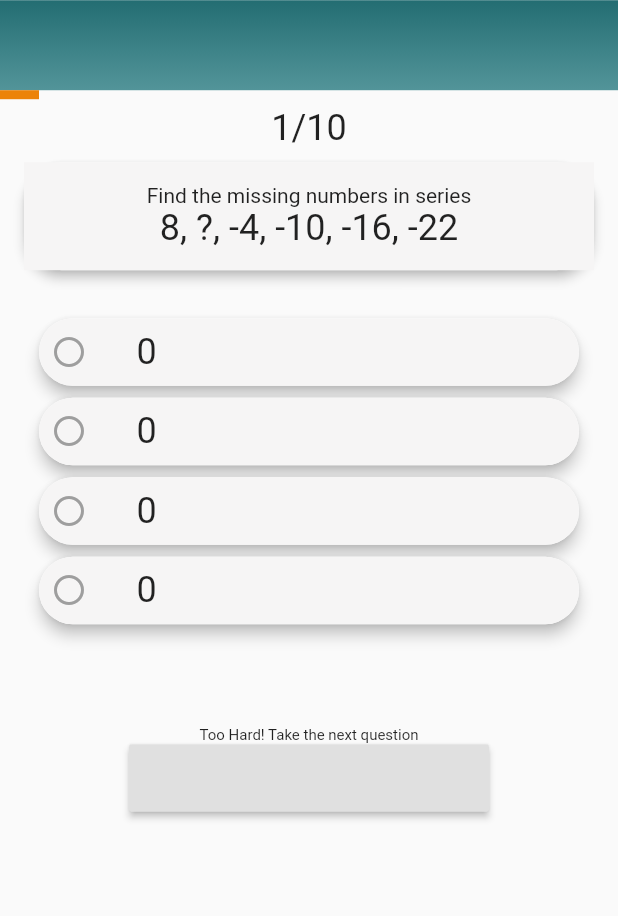
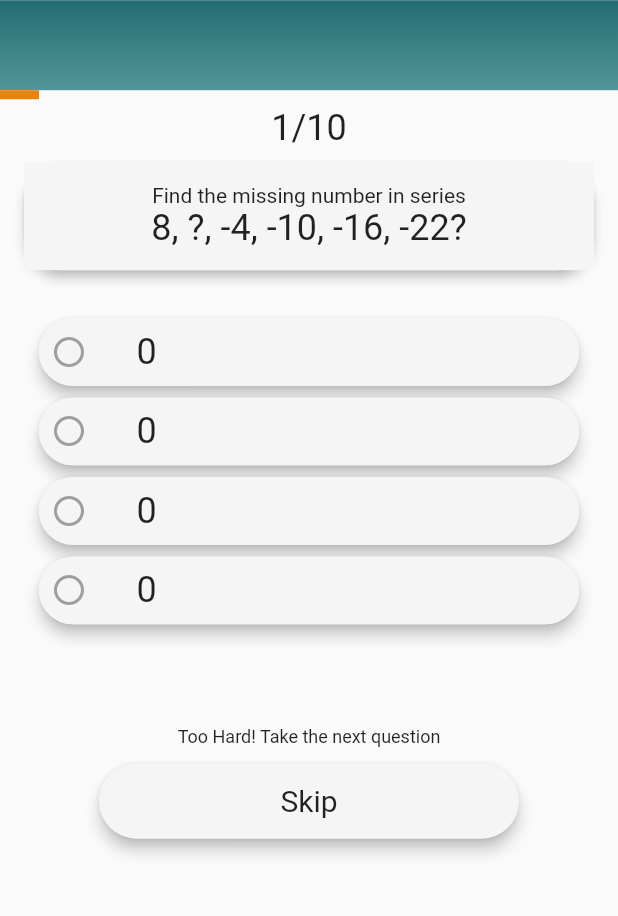
Before and after one commit to archrave/Demo-Quiz-App, a Flutter app: the screen it shows after launch, on a phone screen of 412 x 824 dp, the part 58-974 px from its top. Run offline on Flutter 3.47's test engine with Material 2 defaults, Android fonts, the phone set to English and light mode, and no system bars.

Commit message:
Passed questions from main to homescreen

```diff
--- a/lib/main.dart
+++ b/lib/main.dart
@@ -6,6 +6,21 @@ void main() {
 }
 
 class MyApp extends StatelessWidget {
+  final _questions = const [
+    // This is a list of maps, each map contains two keys here
+    {
+      'questionText1': 'Find the missing number in series',
+      'questionText2': '8, ?, -4, -10, -16, -22?',
+      'answers': [0, -1, -3, -2],
+      'correctAns': -2,
+    },
+    {
+      'questionText1': 'Find the missing number in series',
+      'questionText2': '75, 143, 279, 551, ?, 2183',
+      'answers': [640, 780, 980, 1095],
+      'correctAns': 1095,
+    }
+  ];
   // This widget is the root of your application.
   @override
   Widget build(BuildContext context) {
@@ -19,7 +34,7 @@ class MyApp extends StatelessWidget {
             body1: TextStyle(fontSize: 24),
             body2: TextStyle(fontSize: 14),
           )),
-      home: HomeScreen(),
+      home: HomeScreen(_questions),
     );
   }
 }
--- a/lib/screens/home_screen.dart
+++ b/lib/screens/home_screen.dart
@@ -1,12 +1,27 @@
 import 'package:flutter/material.dart';
 import '../widgets/option_item.dart';
+import '../widgets/question.dart';
 
-class HomeScreen extends StatelessWidget {
+class HomeScreen extends StatefulWidget {
   //Values taken from provided UI sample
+  List<Map<String, Object>> questions;
+
+  HomeScreen(this.questions);
+
+  @override
+  _HomeScreenState createState() => _HomeScreenState();
+}
+
+class _HomeScreenState extends State<HomeScreen> {
   final Color topBarcolor1 = const Color(0xFF236D72);
+
   final Color topBarcolor2 = const Color(0x4D9196).withOpacity(0.97);
+
   final Color orangeColor = const Color(0xFFEC8308);
+
   final Color greyColor = const Color(0xFFF6F5F5);
+
+  int questionIndex = 0;
 
   @override
   Widget build(BuildContext context) {
@@ -52,31 +67,8 @@ class HomeScreen extends StatelessWidget {
             padding: const EdgeInsets.all(5.0),
             child: Text('1/10'),
           ),
-          Card(
-            //margin: EdgeInsets.all(15),
-            elevation: 3,
-            shape:
-                RoundedRectangleBorder(borderRadius: BorderRadius.circular(25)),
-            child: Container(
-              color: greyColor,
-              width: 380,
-              height: 72,
-              child: Column(
-                mainAxisAlignment: MainAxisAlignment.center,
-                children: [
-                  Text(
-                    'Find the missing numbers in series',
-                    textAlign: TextAlign.center,
-                    style: TextStyle(fontSize: 14),
-                  ),
-                  Text(
-                    '8, ?, -4, -10, -16, -22',
-                    textAlign: TextAlign.center,
-                  )
-                ],
-              ),
-            ),
-          ),
+          Question(widget.questions[questionIndex]['questionText1'],
+              widget.questions[questionIndex]['questionText2']),
           SizedBox(height: 24),
           Column(
             children: [
@@ -99,16 +91,30 @@ class HomeScreen extends StatelessWidget {
           ),
           Text(
             'Too Hard! Take the next question',
-            style: TextStyle(fontSize: 10),
+            style: TextStyle(fontSize: 12),
             textAlign: TextAlign.center,
           ),
-          Container(
-            child: RaisedButton(
-              onPressed: () {},
+          SizedBox(height: 6),
+          InkWell(
+            splashColor: Theme.of(context).accentColor,
+            borderRadius: BorderRadius.circular(30),
+            child: Card(
+              margin: EdgeInsets.all(5),
+              color: Theme.of(context).accentColor,
+              shape: RoundedRectangleBorder(
+                  borderRadius: BorderRadius.circular(25)),
+              elevation: 4,
+              child: Container(
+                width: 280,
+                height: 50,
+                alignment: Alignment.center,
+                child: Text(
+                  'Skip',
+                  style: TextStyle(fontSize: 20),
+                ),
+              ),
             ),
-            width: 240,
-            height: 45,
-            decoration: BoxDecoration(borderRadius: BorderRadius.circular(25)),
+            onTap: () {},
           ),
         ],
       ),
--- /dev/null
+++ b/lib/widgets/question.dart
@@ -0,0 +1,35 @@
+import 'package:flutter/material.dart';
+
+class Question extends StatelessWidget {
+  final String quesText1;
+  final String quesText2;
+  Question(this.quesText1, this.quesText2);
+
+  @override
+  Widget build(BuildContext context) {
+    return Card(
+      //margin: EdgeInsets.all(15),
+      elevation: 3,
+      shape: RoundedRectangleBorder(borderRadius: BorderRadius.circular(25)),
+      child: Container(
+        color: Theme.of(context).accentColor,
+        width: 380,
+        height: 72,
+        child: Column(
+          mainAxisAlignment: MainAxisAlignment.center,
+          children: [
+            Text(
+              quesText1,
+              textAlign: TextAlign.center,
+              style: TextStyle(fontSize: 14),
+            ),
+            Text(
+              quesText2,
+              textAlign: TextAlign.center,
+            )
+          ],
+        ),
+      ),
+    );
+  }
+}
```
